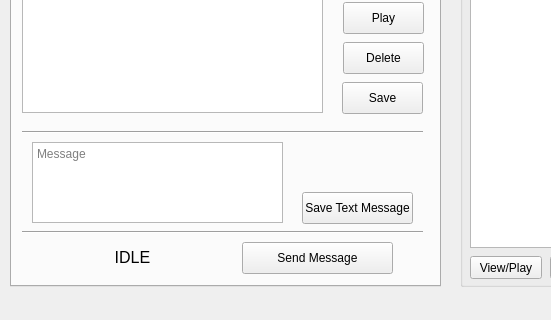
This is CMS2/mainwindow.ui in Hengy/CMS as Qt 5 draws it before an edit; both pictures show x 0 to 551 and y 280 to 600 of the 900 by 600 pixel window. The edited form follows.
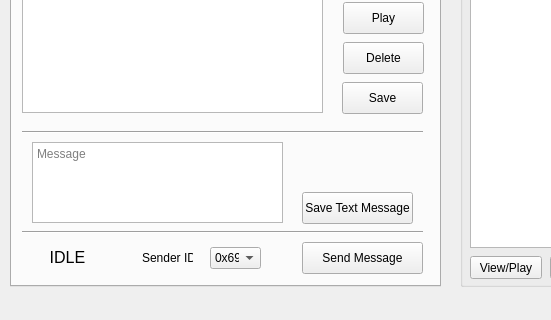
This is the edited form.

What changed in the file:
```diff
--- a/CMS2/mainwindow.ui
+++ b/CMS2/mainwindow.ui
@@ -254,9 +254,9 @@
      <widget class="QPushButton" name="bttnSendMsg">
       <property name="geometry">
        <rect>
-        <x>230</x>
+        <x>290</x>
         <y>330</y>
-        <width>151</width>
+        <width>121</width>
         <height>32</height>
        </rect>
       </property>
@@ -353,9 +353,9 @@
      <widget class="QLabel" name="sendSign">
       <property name="geometry">
        <rect>
-        <x>40</x>
+        <x>20</x>
         <y>330</y>
-        <width>161</width>
+        <width>71</width>
         <height>31</height>
        </rect>
       </property>
@@ -384,6 +384,39 @@
        <string>Save</string>
       </property>
      </widget>
+     <widget class="QComboBox" name="sIDBox">
+      <property name="geometry">
+       <rect>
+        <x>198</x>
+        <y>335</y>
+        <width>51</width>
+        <height>22</height>
+       </rect>
+      </property>
+      <item>
+       <property name="text">
+        <string>0x69</string>
+       </property>
+      </item>
+      <item>
+       <property name="text">
+        <string>0x42</string>
+       </property>
+      </item>
+     </widget>
+     <widget class="QLabel" name="label_12">
+      <property name="geometry">
+       <rect>
+        <x>130</x>
+        <y>338</y>
+        <width>51</width>
+        <height>16</height>
+       </rect>
+      </property>
+      <property name="text">
+       <string>Sender ID:</string>
+      </property>
+     </widget>
     </widget>
     <widget class="QWidget" name="setTab">
      <attribute name="title">
```
